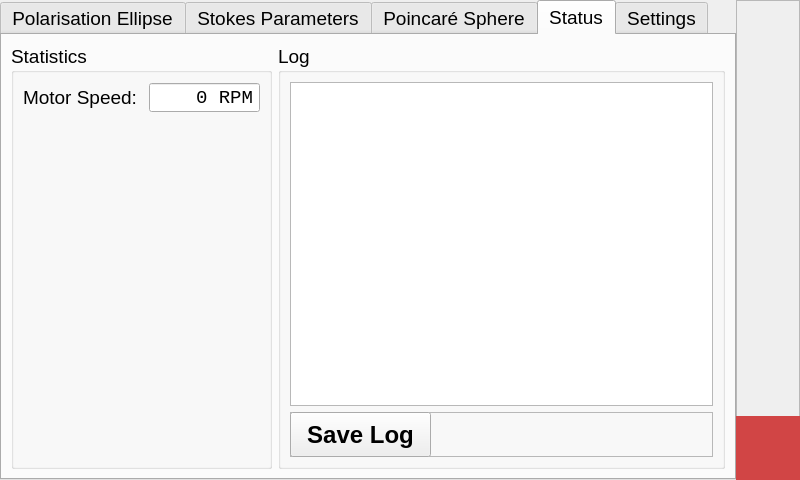
Qt form Software/Frontend/InterfaceV1/gui.ui (JulianNicolai/PortableRealTimePolarimeter) before a commit.
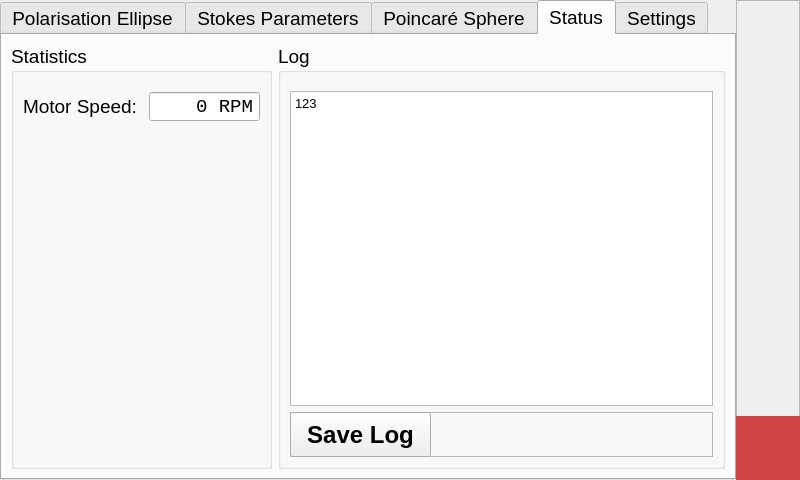
The same form after that commit. The open tabs and pages were chosen to show the change. Icons and pictures are not drawn. Custom widgets are drawn as their Qt base class.

Diff of the .ui file:
```diff
--- a/Software/Frontend/InterfaceV1/gui.ui
+++ b/Software/Frontend/InterfaceV1/gui.ui
@@ -957,6 +957,9 @@
            <string>Statistics</string>
           </property>
           <layout class="QFormLayout" name="formLayout_5">
+           <property name="topMargin">
+            <number>18</number>
+           </property>
            <item row="0" column="0">
             <widget class="QLabel" name="motor_speed_status_label">
              <property name="text">
@@ -997,12 +1000,15 @@
            <string>Log</string>
           </property>
           <layout class="QGridLayout" name="gridLayout_6">
+           <property name="topMargin">
+            <number>18</number>
+           </property>
            <item row="0" column="0">
             <widget class="QTextBrowser" name="log_textbox">
              <property name="font">
               <font>
-               <family>Yu Gothic UI</family>
-               <pointsize>8</pointsize>
+               <family>MS Shell Dlg 2</family>
+               <pointsize>10</pointsize>
               </font>
              </property>
              <property name="locale">
@@ -1011,6 +1017,13 @@
              <property name="documentTitle">
               <string/>
              </property>
+             <property name="html">
+              <string>&lt;!DOCTYPE HTML PUBLIC &quot;-//W3C//DTD HTML 4.0//EN&quot; &quot;http://www.w3.org/TR/REC-html40/strict.dtd&quot;&gt;
+&lt;html&gt;&lt;head&gt;&lt;meta name=&quot;qrichtext&quot; content=&quot;1&quot; /&gt;&lt;style type=&quot;text/css&quot;&gt;
+p, li { white-space: pre-wrap; }
+&lt;/style&gt;&lt;/head&gt;&lt;body style=&quot; font-family:'MS Shell Dlg 2'; font-size:10pt; font-weight:400; font-style:normal;&quot;&gt;
+&lt;p style=&quot; margin-top:0px; margin-bottom:0px; margin-left:0px; margin-right:0px; -qt-block-indent:0; text-indent:0px;&quot;&gt;&lt;span style=&quot; font-family:'Yu Gothic UI';&quot;&gt;123&lt;/span&gt;&lt;/p&gt;&lt;/body&gt;&lt;/html&gt;</string>
+             </property>
             </widget>
            </item>
            <item row="1" column="0">
```
Left out of the diff: 17 changed lines with no effect on the pictures.
